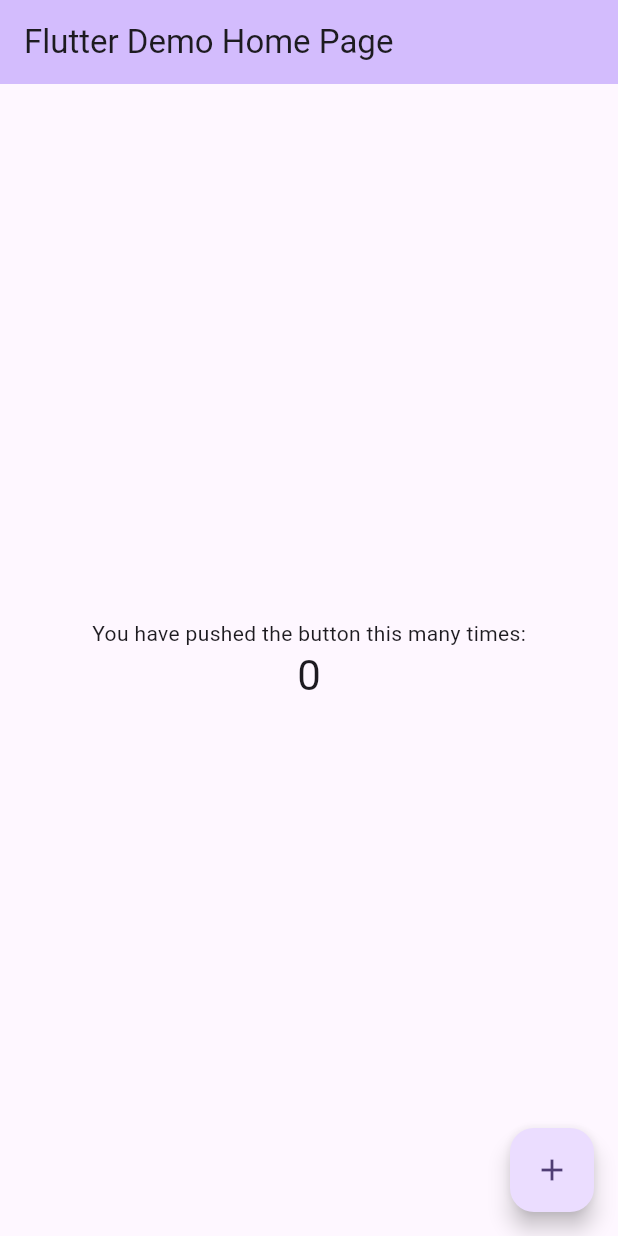
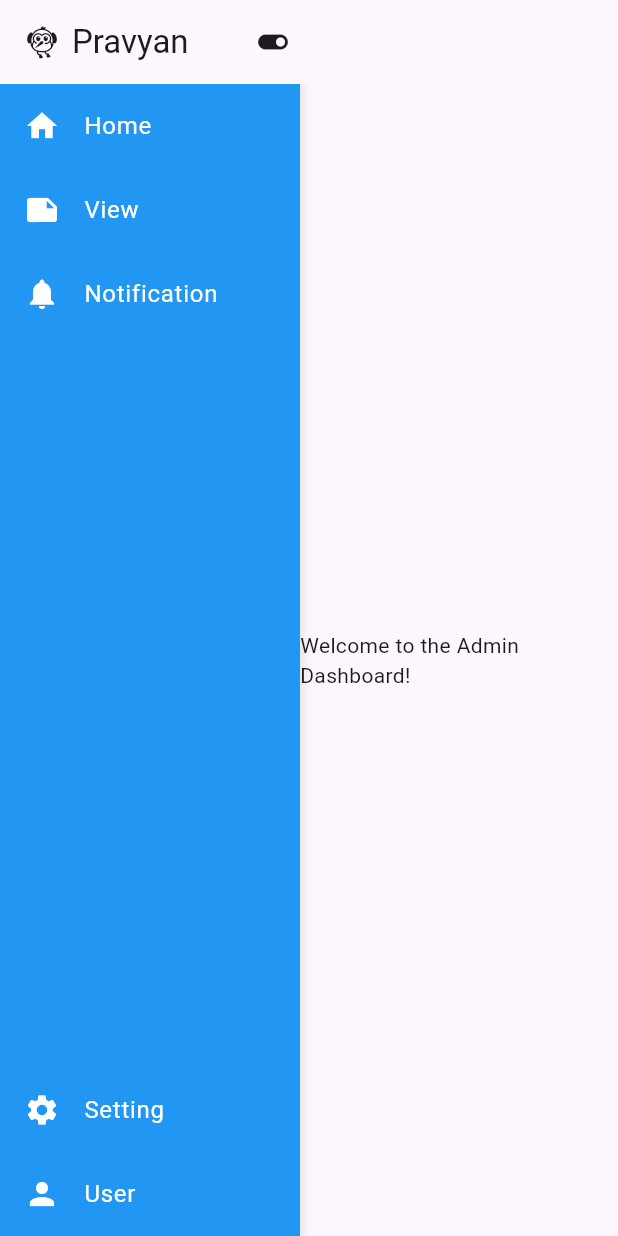
Before and after one commit to innovationpravyan/ums, a Flutter app: the screen it shows after launch, on a phone screen of 412 x 824 dp. Run offline on Flutter 3.47's test engine with Material 3 defaults, Android fonts, the phone set to English and light mode, and no system bars.

Commit message:
Three files added

```diff
--- a/lib/main.dart
+++ b/lib/main.dart
@@ -1,4 +1,5 @@
 import 'package:flutter/material.dart';
+import 'package:ums/screen/admin/admin_dashboard.dart';
 
 void main() {
   runApp(const MyApp());
@@ -11,115 +12,13 @@
   @override
   Widget build(BuildContext context) {
     return MaterialApp(
-      title: 'Flutter Demo',
+      title: 'University Management System',
       theme: ThemeData(
-        // This is the theme of your application.
-        //
-        // TRY THIS: Try running your application with "flutter run". You'll see
-        // the application has a purple toolbar. Then, without quitting the app,
-        // try changing the seedColor in the colorScheme below to Colors.green
-        // and then invoke "hot reload" (save your changes or press the "hot
-        // reload" button in a Flutter-supported IDE, or press "r" if you used
-        // the command line to start the app).
-        //
-        // Notice that the counter didn't reset back to zero; the application
-        // state is not lost during the reload. To reset the state, use hot
-        // restart instead.
-        //
-        // This works for code too, not just values: Most code changes can be
-        // tested with just a hot reload.
         colorScheme: ColorScheme.fromSeed(seedColor: Colors.deepPurple),
         useMaterial3: true,
       ),
-      home: const MyHomePage(title: 'Flutter Demo Home Page'),
+      debugShowCheckedModeBanner: false,
+      home: const AdminDashboard()
     );
   }
 }
-
-class MyHomePage extends StatefulWidget {
-  const MyHomePage({super.key, required this.title});
-
-  // This widget is the home page of your application. It is stateful, meaning
-  // that it has a State object (defined below) that contains fields that affect
-  // how it looks.
-
-  // This class is the configuration for the state. It holds the values (in this
-  // case the title) provided by the parent (in this case the App widget) and
-  // used by the build method of the State. Fields in a Widget subclass are
-  // always marked "final".
-
-  final String title;
-
-  @override
-  State<MyHomePage> createState() => _MyHomePageState();
-}
-
-class _MyHomePageState extends State<MyHomePage> {
-  int _counter = 0;
-
-  void _incrementCounter() {
-    setState(() {
-      // This call to setState tells the Flutter framework that something has
-      // changed in this State, which causes it to rerun the build method below
-      // so that the display can reflect the updated values. If we changed
-      // _counter without calling setState(), then the build method would not be
-      // called again, and so nothing would appear to happen.
-      _counter++;
-    });
-  }
-
-  @override
-  Widget build(BuildContext context) {
-    // This method is rerun every time setState is called, for instance as done
-    // by the _incrementCounter method above.
-    //
-    // The Flutter framework has been optimized to make rerunning build methods
-    // fast, so that you can just rebuild anything that needs updating rather
-    // than having to individually change instances of widgets.
-    return Scaffold(
-      appBar: AppBar(
-        // TRY THIS: Try changing the color here to a specific color (to
-        // Colors.amber, perhaps?) and trigger a hot reload to see the AppBar
-        // change color while the other colors stay the same.
-        backgroundColor: Theme.of(context).colorScheme.inversePrimary,
-        // Here we take the value from the MyHomePage object that was created by
-        // the App.build method, and use it to set our appbar title.
-        title: Text(widget.title),
-      ),
-      body: Center(
-        // Center is a layout widget. It takes a single child and positions it
-        // in the middle of the parent.
-        child: Column(
-          // Column is also a layout widget. It takes a list of children and
-          // arranges them vertically. By default, it sizes itself to fit its
-          // children horizontally, and tries to be as tall as its parent.
-          //
-          // Column has various properties to control how it sizes itself and
-          // how it positions its children. Here we use mainAxisAlignment to
-          // center the children vertically; the main axis here is the vertical
-          // axis because Columns are vertical (the cross axis would be
-          // horizontal).
-          //
-          // TRY THIS: Invoke "debug painting" (choose the "Toggle Debug Paint"
-          // action in the IDE, or press "p" in the console), to see the
-          // wireframe for each widget.
-          mainAxisAlignment: MainAxisAlignment.center,
-          children: <Widget>[
-            const Text(
-              'You have pushed the button this many times:',
-            ),
-            Text(
-              '$_counter',
-              style: Theme.of(context).textTheme.headlineMedium,
-            ),
-          ],
-        ),
-      ),
-      floatingActionButton: FloatingActionButton(
-        onPressed: _incrementCounter,
-        tooltip: 'Increment',
-        child: const Icon(Icons.add),
-      ), // This trailing comma makes auto-formatting nicer for build methods.
-    );
-  }
-}
--- /dev/null
+++ b/lib/screen/admin/admin_dashboard.dart
@@ -0,0 +1,57 @@
+import 'package:flutter/material.dart';
+import 'package:ums/widgets/sidebar.dart';
+
+class AdminDashboard extends StatefulWidget {
+  const AdminDashboard({super.key});
+
+  @override
+  State<AdminDashboard> createState() => _AdminDashboardState();
+}
+
+class _AdminDashboardState extends State<AdminDashboard> {
+  bool showText = true;
+
+  void toggleTextVisibility() {
+    setState(() {
+      showText = !showText;
+    });
+  }
+
+  @override
+  Widget build(BuildContext context) {
+    return Scaffold(
+      appBar: AppBar(
+        title: SizedBox(
+          width: showText ? 200 : 100,
+          child: Row(
+            children: [
+              Icon(Icons.flutter_dash),
+              SizedBox(width: 8),
+              if (showText) Text('Pravyan'),
+              Spacer(),
+                Padding(
+                  padding: const EdgeInsets.symmetric(horizontal: 10),
+                  child: IconButton(
+                    icon: showText?Icon(Icons.toggle_on):Icon(Icons.toggle_off),
+                    onPressed: toggleTextVisibility,
+                  ),
+                ),
+            ],
+          ),
+        ),
+      ),
+      body: Row(
+        children: [
+          Sidebar(showText: showText),
+          Expanded(
+            child: SizedBox(
+              child: const Center(
+                child: Text('Welcome to the Admin Dashboard!'),
+              ),
+            ),
+          ),
+        ],
+      ),
+    );
+  }
+}
--- /dev/null
+++ b/lib/screen/student/student_dashboard.dart
@@ -0,0 +1,22 @@
+import 'package:flutter/material.dart';
+
+class StudentDashboard extends StatefulWidget {
+  const StudentDashboard({super.key});
+
+  @override
+  State<StudentDashboard> createState() => _StudentDashboardState();
+}
+
+class _StudentDashboardState extends State<StudentDashboard> {
+  @override
+  Widget build(BuildContext context) {
+    return Scaffold(
+      appBar: AppBar(
+        title: Text('Student Dashboard'),
+      ),
+      body: const Center(
+        child: Text('Welcome to the Admin Dashboard!'),
+      ),
+    );
+  }
+}
--- /dev/null
+++ b/lib/widgets/sidebar.dart
@@ -0,0 +1,51 @@
+import 'package:flutter/material.dart';
+
+class Sidebar extends StatelessWidget {
+  final bool showText;
+
+  const Sidebar({super.key, required this.showText});
+
+  @override
+  Widget build(BuildContext context) {
+    return AnimatedContainer(
+      duration: const Duration(milliseconds: 300),
+      width: showText ? 200 : 60,
+      decoration: BoxDecoration(
+        color: Colors.blue,
+        boxShadow: [
+          BoxShadow(
+            color: Colors.black.withAlpha(26),
+            blurRadius: 5,
+            spreadRadius: 2,
+          ),
+        ],
+      ),
+      child: Column(
+        children: [
+          Expanded(
+            child: ListView(
+              padding: EdgeInsets.zero,
+              children: [
+                _buildMenuItem(Icons.home, "Home"),
+                _buildMenuItem(Icons.note, "View"),
+                _buildMenuItem(Icons.notifications, "Notification"),
+              ],
+            ),
+          ),
+          _buildMenuItem(Icons.settings, "Setting"),
+          _buildMenuItem(Icons.person, "User"),
+        ],
+      ),
+    );
+  }
+
+  Widget _buildMenuItem(IconData icon, String label) {
+    return ListTile(
+      contentPadding: EdgeInsets.symmetric(horizontal: 16),
+      leading: Icon(icon, color: Colors.white),
+      title: showText
+          ? Text(label, style: TextStyle(color: Colors.white))
+          : null,
+    );
+  }
+}
```
